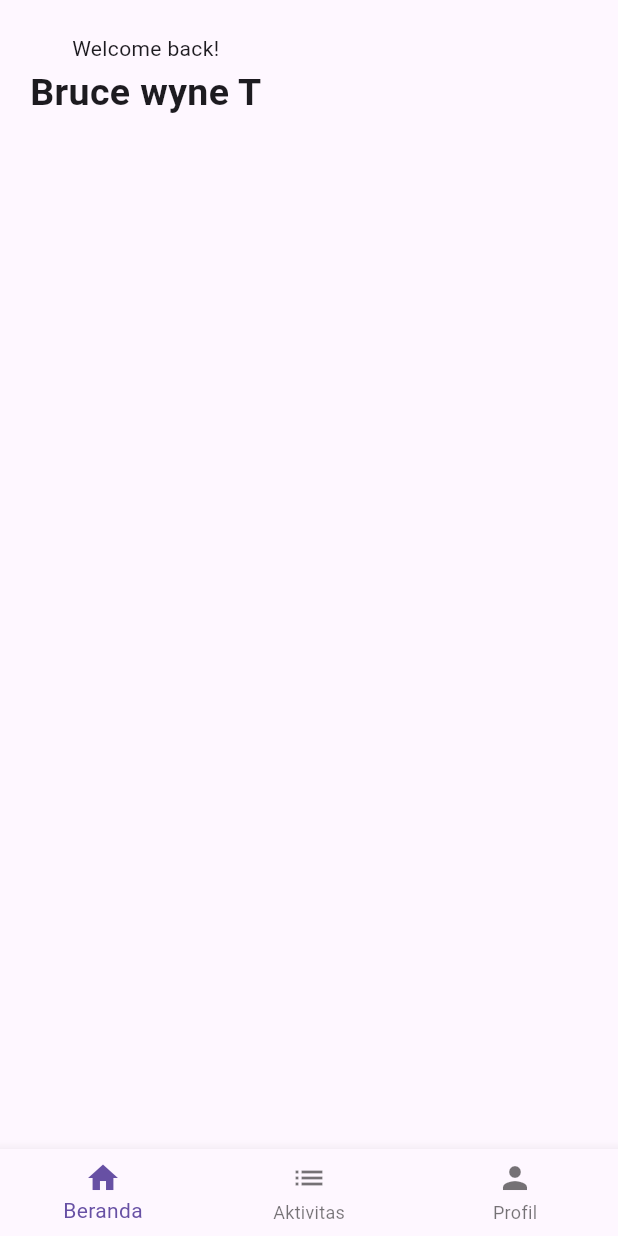
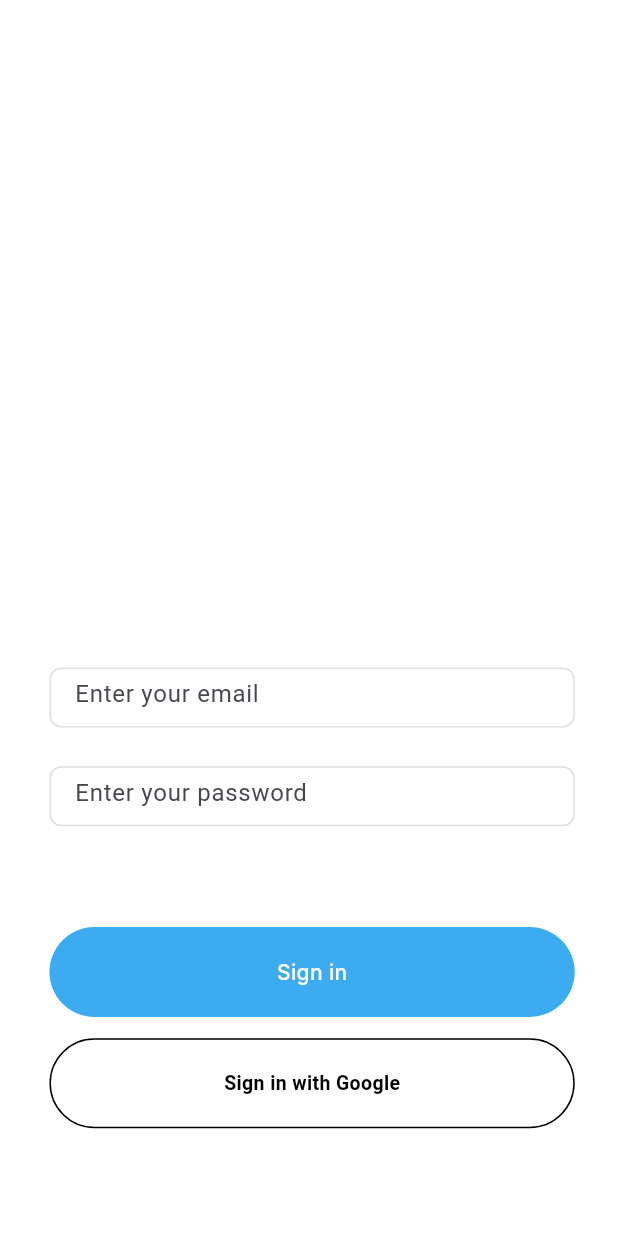
Before and after one commit to iamahmadzidan/pbo_project, a Flutter app: the screen it shows after launch, on a phone screen of 412 x 824 dp. Run offline on Flutter 3.47's test engine with Material 3 defaults, Android fonts, the phone set to English and light mode, and no system bars; Roboto replaces fonts that are missing (Inter).

Commit message:
atur login pimpinan
hai nigga

```diff
--- a/lib/halaman/home_page.dart
+++ b/lib/halaman/home_page.dart
@@ -1,34 +1,52 @@
 import 'package:flutter/material.dart';
+import 'activity_page.dart';
+import 'profile_page.dart';
 
-class HomePage extends StatelessWidget {
+class HomePage extends StatefulWidget {
   const HomePage({super.key});
+
+  @override
+  _HomePageState createState() => _HomePageState();
+}
+
+class _HomePageState extends State<HomePage> {
+  int _currentIndex = 0;
+
+  final List<Widget> _pages = [
+    const Center(child: Text("Home Content")),
+    const ActivityPage(),
+    const ProfilePage(),
+  ];
+
+  void _onTabTapped(int index) {
+    setState(() {
+      _currentIndex = index;
+    });
+  }
 
   @override
   Widget build(BuildContext context) {
     return Scaffold(
-      body: SafeArea(child: Column(
-        children: [
-          const SizedBox(height: 22,),
-          Padding(
-            padding: const EdgeInsets.symmetric(horizontal: 20),
-            child: Column(
-              children: [
-                Text('Welcome back!'),
-                SizedBox(height: 2),
-                Text(
-                  "Bruce wyne T",
-                  style: TextStyle(fontSize: 25,
-                  fontWeight: FontWeight.bold),
-
-                  )
-              ]
-            ),
-          )
-
+      appBar: AppBar(title: const Text("Welcome back!")),
+      body: _pages[_currentIndex], // Menampilkan konten sesuai tab yang dipilih
+      bottomNavigationBar: BottomNavigationBar(
+        currentIndex: _currentIndex,
+        onTap: _onTabTapped,
+        items: const [
+          BottomNavigationBarItem(
+            icon: Icon(Icons.home),
+            label: 'Beranda',
+          ),
+          BottomNavigationBarItem(
+            icon: Icon(Icons.list),
+            label: 'Aktivitas',
+          ),
+          BottomNavigationBarItem(
+            icon: Icon(Icons.person),
+            label: 'Profil',
+          ),
         ],
-      )
       ),
     );
-
   }
 }
--- a/lib/halaman/login_page.dart
+++ b/lib/halaman/login_page.dart
@@ -0,0 +1,159 @@
+import 'package:flutter/material.dart';
+import 'home_page.dart'; // Pastikan HomePage sudah di-import
+
+class LoginPage extends StatefulWidget {
+  const LoginPage({super.key});
+
+  @override
+  _LoginPageState createState() => _LoginPageState();
+}
+
+class _LoginPageState extends State<LoginPage> {
+  final TextEditingController _emailController = TextEditingController();
+  final TextEditingController _passwordController = TextEditingController();
+
+  // Fungsi untuk validasi login
+  void _login() {
+    String email = _emailController.text;
+    String password = _passwordController.text;
+
+    // Cek apakah email dan password tidak kosong
+    if (email.isNotEmpty && password.isNotEmpty) {
+      // Jika valid, arahkan ke halaman HomePage
+      Navigator.pushReplacement(
+        context,
+        MaterialPageRoute(builder: (context) => const HomePage()),
+      );
+    } else {
+      // Jika input kosong, tampilkan error
+      ScaffoldMessenger.of(context).showSnackBar(
+        const SnackBar(content: Text('Please enter both email and password')),
+      );
+    }
+  }
+
+  @override
+  Widget build(BuildContext context) {
+    // Mendapatkan ukuran layar
+    double screenWidth = MediaQuery.of(context).size.width;
+    double screenHeight = MediaQuery.of(context).size.height;
+
+    return Scaffold(
+      body: Container(
+        width: screenWidth,
+        height: screenHeight,
+        clipBehavior: Clip.antiAlias,
+        decoration: const BoxDecoration(color: Colors.white),
+        child: Stack(
+          children: [
+            Positioned(
+              left: screenWidth * 0.08,
+              top: screenHeight * 0.54,
+              child: Container(
+                width: screenWidth * 0.85,
+                height: 40,
+                padding: const EdgeInsets.symmetric(horizontal: 16, vertical: 8),
+                decoration: ShapeDecoration(
+                  color: Colors.white,
+                  shape: RoundedRectangleBorder(
+                    side: const BorderSide(width: 1, color: Color(0xFFDFDFDF)),
+                    borderRadius: BorderRadius.circular(8),
+                  ),
+                ),
+                child: TextField(
+                  controller: _emailController,
+                  decoration: const InputDecoration(
+                    hintText: 'Enter your email',
+                    border: InputBorder.none,
+                  ),
+                ),
+              ),
+            ),
+            Positioned(
+              left: screenWidth * 0.08,
+              top: screenHeight * 0.62,
+              child: Container(
+                width: screenWidth * 0.85,
+                height: 40,
+                padding: const EdgeInsets.symmetric(horizontal: 16, vertical: 8),
+                decoration: ShapeDecoration(
+                  color: Colors.white,
+                  shape: RoundedRectangleBorder(
+                    side: const BorderSide(width: 1, color: Color(0xFFDFDFDF)),
+                    borderRadius: BorderRadius.circular(8),
+                  ),
+                ),
+                child: TextField(
+                  controller: _passwordController,
+                  obscureText: true,
+                  decoration: const InputDecoration(
+                    hintText: 'Enter your password',
+                    border: InputBorder.none,
+                  ),
+                ),
+              ),
+            ),
+            Positioned(
+              left: screenWidth * 0.08,
+              top: screenHeight * 0.75,
+              child: GestureDetector(
+                onTap: _login, // Menangani klik pada tombol sign in
+                child: Container(
+                  width: screenWidth * 0.85,
+                  height: 60,
+                  decoration: ShapeDecoration(
+                    color: const Color(0xFF3DABF0),
+                    shape: RoundedRectangleBorder(
+                      borderRadius: BorderRadius.circular(30),
+                    ),
+                  ),
+                  child: const Center(
+                    child: Text(
+                      'Sign in',
+                      style: TextStyle(
+                        color: Colors.white,
+                        fontSize: 14,
+                        fontFamily: 'Inter',
+                        fontWeight: FontWeight.w500,
+                      ),
+                    ),
+                  ),
+                ),
+              ),
+            ),
+            Positioned(
+              left: screenWidth * 0.08,
+              top: screenHeight * 0.84,
+              child: GestureDetector(
+                onTap: () {
+                  // Logika untuk sign in dengan Google
+                },
+                child: Container(
+                  width: screenWidth * 0.85,
+                  height: 60,
+                  decoration: ShapeDecoration(
+                    color: Colors.white,
+                    shape: RoundedRectangleBorder(
+                      side: const BorderSide(width: 1),
+                      borderRadius: BorderRadius.circular(30),
+                    ),
+                  ),
+                  child: const Center(
+                    child: Text(
+                      'Sign in with Google',
+                      style: TextStyle(
+                        color: Colors.black,
+                        fontSize: 13,
+                        fontWeight: FontWeight.w600,
+                      ),
+                    ),
+                  ),
+                ),
+              ),
+            ),
+          ],
+        ),
+      ),
+    );
+  }
+}
--- a/lib/main.dart
+++ b/lib/main.dart
@@ -1,4 +1,5 @@
 import 'package:flutter/material.dart';
+import 'halaman/login_page.dart'; // Import halaman login
 import 'halaman/home_page.dart';
 import 'halaman/activity_page.dart';
 import 'halaman/profile_page.dart';
@@ -18,14 +19,12 @@ class MyApp extends StatelessWidget {
       theme: ThemeData(
         primarySwatch: Colors.blue,
       ),
-      home:
-          const _MainNavigation(), // Make sure this matches the private widget
+      home: const LoginPage(), // Menampilkan halaman login terlebih dahulu
     );
   }
 }
 
 class _MainNavigation extends StatefulWidget {
-  // Private StatefulWidget
   const _MainNavigation();
 
   @override
@@ -33,7 +32,6 @@ class _MainNavigation extends StatefulWidget {
 }
 
 class _MainNavigationState extends State<_MainNavigation> {
-  // Private State class
   int _currentIndex = 0;
 
   final List<Widget> _pages = [
```
